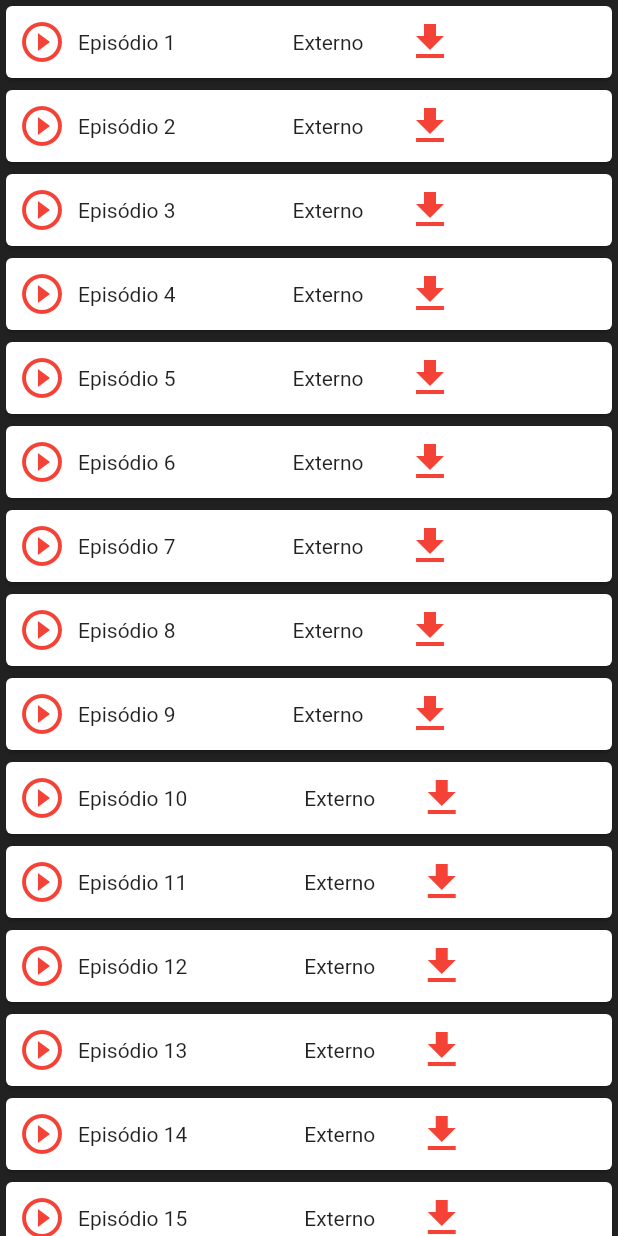
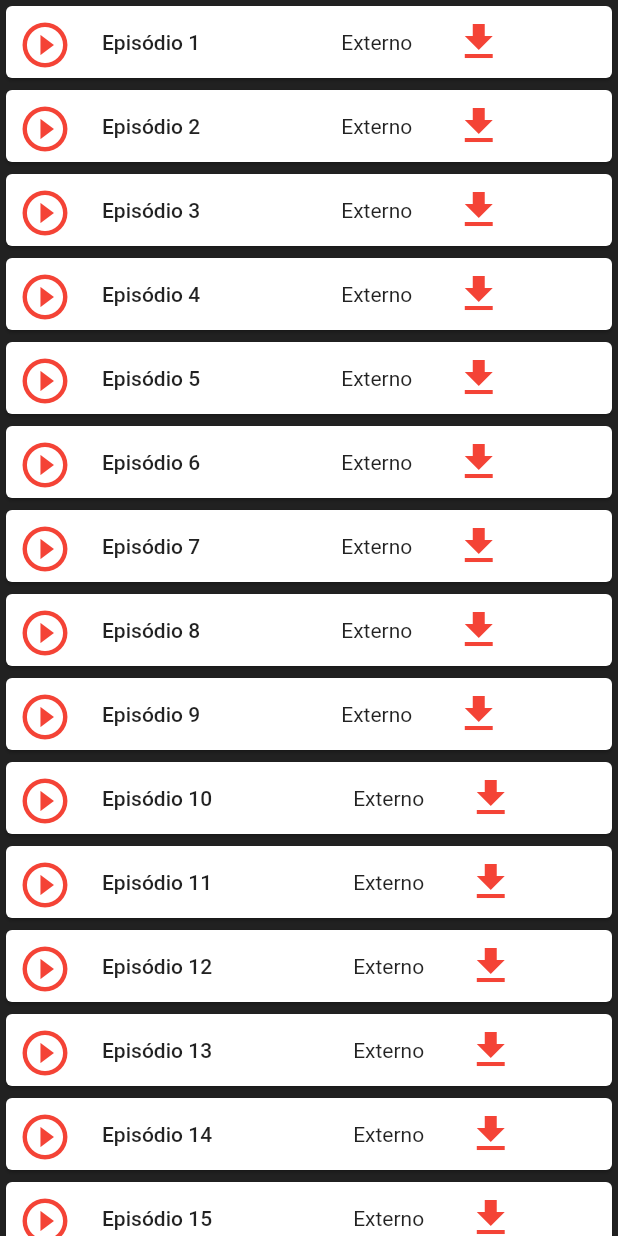
Before and after one commit to fuedgabriel/animese-2.0, a Flutter app: the CardPlayer widget shown alone on an empty page, opened directly, after a tap on the "play circle outline" icon, on a phone screen of 412 x 824 dp. Run offline on Flutter 3.47's test engine with Material 2 defaults, Android fonts, the phone set to English and light mode, and no system bars; our stand-ins replace cached_network_image, rxdart, shared_preferences, video_player; missing offline and left inert: firebase_admob, video_box; accounts and stored records are empty; network calls fail; Roboto replaces fonts that are missing (Georgia, Hind).

Commit message:
Add files via upload

```diff
--- a/lib/screens/Player/widget/CardEpisode.dart
+++ b/lib/screens/Player/widget/CardEpisode.dart
@@ -10,6 +10,8 @@ import 'package:shared_preferences/shared_preferences.dart';
 import 'package:video_box/video.controller.dart';
 import 'package:video_player/video_player.dart';
 
+import 'package:rxdart/subjects.dart';
+
 
 
 
@@ -20,6 +22,8 @@ class CardPlayer  extends StatelessWidget{
   final int id;
   VideoController vc;
   final String lanuage;
+  Sink<String> titleSink;
+  String nome;
 
 
   CardPlayer({
@@ -27,13 +31,13 @@ class CardPlayer  extends StatelessWidget{
     this.epState,
     this.id,
     this.vc,
-    this.lanuage
+    this.lanuage,
+    this.titleSink,
+    this.nome
   });
 
   Color cardColor;
   IconData visibility;
-
-
 
   _saveViews(ep) async {
     SharedPreferences prefs = await SharedPreferences.getInstance();
@@ -41,6 +45,16 @@ class CardPlayer  extends StatelessWidget{
   }
 
   _launchURL(bool validador, int episode) async {
+    if(episode >= 100){
+      nome = nome.replaceRange(nome.length-5, nome.length, '   ') + episode.toString();
+      titleSink.add(nome);
+    }else if (episode >= 10){
+      nome = nome.replaceRange(nome.length-4, nome.length, '   ') + episode.toString();
+      titleSink.add(nome);
+    }else{
+      nome = nome.replaceRange(nome.length-3, nome.length, '   ') + episode.toString();
+      titleSink.add(nome);
+    }
     String mp4;
     ANIMES.Ep(id, episode, lanuage).then((response){
       final episodesVal ep = episodesVal.fromJson(json.decode(response.body)['eps']['eps'][0]);
@@ -108,11 +122,15 @@ class CardPlayer  extends StatelessWidget{
               mainAxisSize: MainAxisSize.max,
               children: <Widget>[
                 IconButton(
-                  icon: Icon(Icons.play_circle_outline, color: Colors.red,size: 32,),
+                  icon: Icon(Icons.play_circle_outline, color: Colors.red,size: 36,),
                   color: Colors.red,
                   onPressed: (){_launchURL(false, (index+1));},
                 ),
-                Text('Episódio '+(index+1).toString()),
+                FlatButton(
+                    onPressed: (){_launchURL(false, (index+1));},
+                    child: Text('Episódio '+(index+1).toString()),
+                ),
+
                 Padding(padding: EdgeInsets.only(right: MediaQuery.of(context).size.height*0.07)),
                 FlatButton(
                   child: Text('Externo',
```
Also changed, not shown: lib/screens/Player/Player.dart (+53 -28 lines), lib/screens/Player/PlayerMovieOva.dart (+32 -18 lines).
